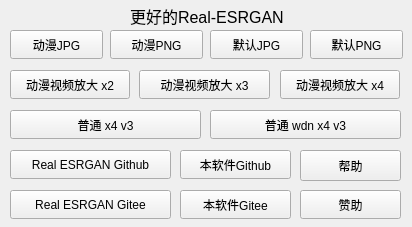
Qt form QMake/better_real_esrgan.ui (Grey-Wind/Better-Real-ESRGAN) before a commit.
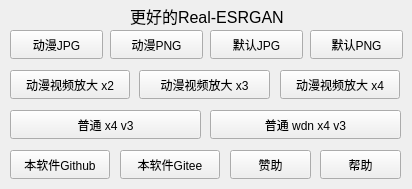
The same form after that commit. Icons and pictures are not drawn.

Patch:
```diff
--- a/QMake/better_real_esrgan.ui
+++ b/QMake/better_real_esrgan.ui
@@ -7,19 +7,19 @@
     <x>0</x>
     <y>0</y>
     <width>412</width>
-    <height>227</height>
+    <height>189</height>
    </rect>
   </property>
   <property name="minimumSize">
    <size>
     <width>412</width>
-    <height>227</height>
+    <height>189</height>
    </size>
   </property>
   <property name="maximumSize">
    <size>
     <width>412</width>
-    <height>227</height>
+    <height>189</height>
    </size>
   </property>
   <property name="windowTitle">
@@ -144,20 +144,7 @@
      <rect>
       <x>10</x>
       <y>150</y>
-      <width>161</width>
-      <height>29</height>
-     </rect>
-    </property>
-    <property name="text">
-     <string>Real ESRGAN Github</string>
-    </property>
-   </widget>
-   <widget class="QPushButton" name="Github">
-    <property name="geometry">
-     <rect>
-      <x>180</x>
-      <y>150</y>
-      <width>111</width>
+      <width>100</width>
       <height>29</height>
      </rect>
     </property>
@@ -168,22 +155,9 @@
    <widget class="QPushButton" name="Real_ESRGAN_Gitee">
     <property name="geometry">
      <rect>
-      <x>10</x>
-      <y>190</y>
-      <width>161</width>
-      <height>29</height>
-     </rect>
-    </property>
-    <property name="text">
-     <string>Real ESRGAN Gitee</string>
-    </property>
-   </widget>
-   <widget class="QPushButton" name="Gitee">
-    <property name="geometry">
-     <rect>
-      <x>180</x>
-      <y>190</y>
-      <width>111</width>
+      <x>120</x>
+      <y>150</y>
+      <width>100</width>
       <height>29</height>
      </rect>
     </property>
@@ -194,10 +168,10 @@
    <widget class="QPushButton" name="Help">
     <property name="geometry">
      <rect>
-      <x>300</x>
+      <x>320</x>
       <y>150</y>
-      <width>101</width>
-      <height>31</height>
+      <width>81</width>
+      <height>29</height>
      </rect>
     </property>
     <property name="text">
@@ -207,9 +181,9 @@
    <widget class="QPushButton" name="Sponsor">
     <property name="geometry">
      <rect>
-      <x>300</x>
-      <y>190</y>
-      <width>101</width>
+      <x>230</x>
+      <y>150</y>
+      <width>81</width>
       <height>29</height>
      </rect>
     </property>
```
Left out of the diff: 52 changed lines with no effect on the pictures.
